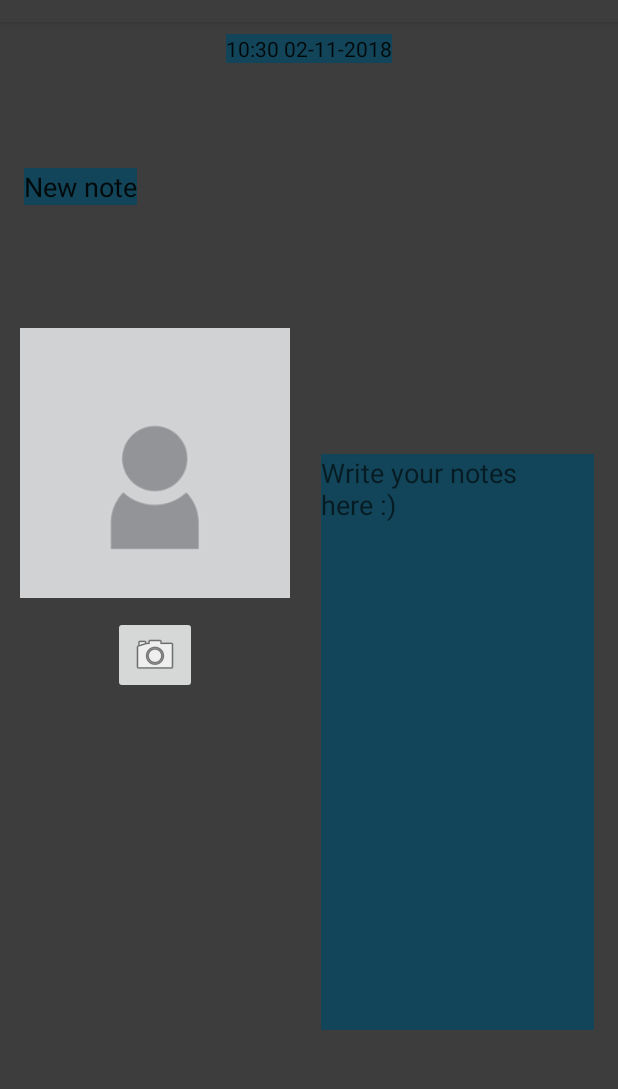
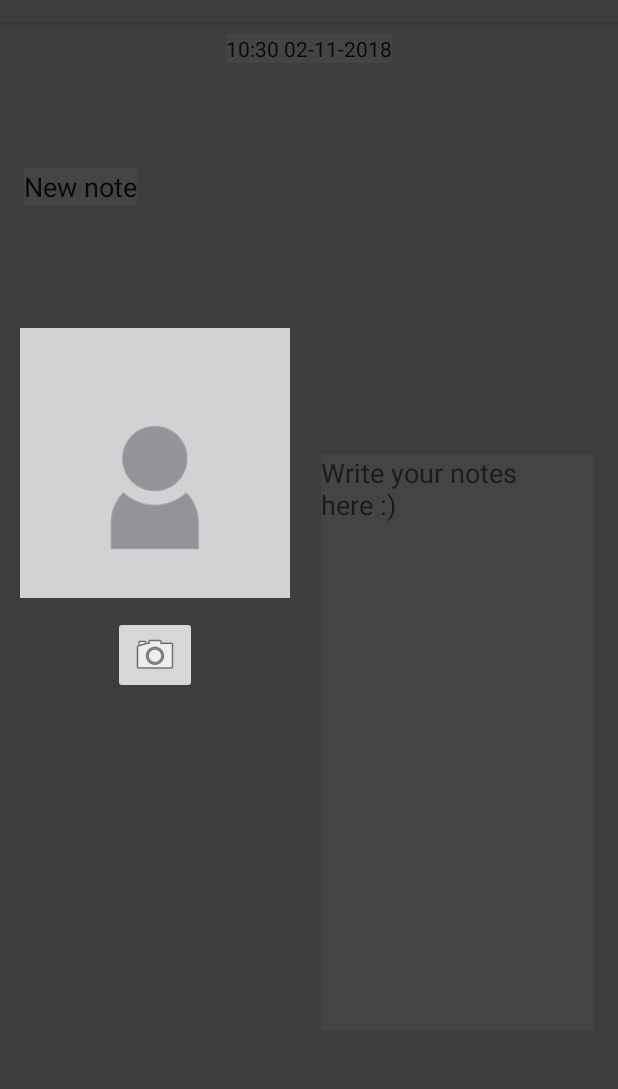
Before and after one commit to WeeDLY/Internote, an Android app: the NoteImageActivity screen opened directly, with no data from a screen before it, on a phone screen of 412 x 824 dp, the part 62-1151 px from its top. Run offline under Robolectric (Android 15) with nearby library versions, the phone set to English and light mode, and no system bars; our stand-ins replace Firebase (no records; nobody signed in at launch, a user with empty details on screens opened directly).

Commit message:
Changes to the system design

```diff
--- a/app/src/main/res/layout/activity_note_text.xml
+++ b/app/src/main/res/layout/activity_note_text.xml
@@ -42,6 +42,10 @@
         android:id="@+id/textContent"
         android:layout_width="match_parent"
         android:layout_height="0dp"
+        android:layout_marginStart="4dp"
+        android:layout_marginTop="4dp"
+        android:layout_marginEnd="4dp"
+        android:layout_marginBottom="4dp"
         android:ems="10"
         android:gravity="top"
         android:hint="@string/note_text_content_filler"
--- a/app/src/main/res/layout/layout_listitem.xml
+++ b/app/src/main/res/layout/layout_listitem.xml
@@ -4,7 +4,9 @@
     xmlns:tools="http://schemas.android.com/tools"
     android:layout_width="wrap_content"
     android:layout_height="wrap_content"
-    android:layout_margin="6dp">
+    android:layout_margin="6dp"
+    app:cardCornerRadius="10dp"
+    app:cardElevation="20dp">
 
     <LinearLayout
         android:layout_width="wrap_content"
--- a/app/src/main/res/values/colors.xml
+++ b/app/src/main/res/values/colors.xml
@@ -7,10 +7,10 @@
     <color name="colorTextBackground">#CCCCC9</color>
     <color name="colorTextForeground">#000000</color>
 
-    <color name="colorPrimaryThemeDark">#ffffff</color>
-    <color name="colorPrimaryDarkThemeDark">#124559</color>
+    <color name="colorPrimaryThemeDark">#000000</color>
+    <color name="colorPrimaryDarkThemeDark">#000000</color>
     <color name="colorAccentThemeDark">#598392</color>
     <color name="colorBackgroundThemeDark">#3D3D3D</color>
-    <color name="colorTextBackgroundThemeDark">#124559</color>
+    <color name="colorTextBackgroundThemeDark">#444444</color>
     <color name="colorTextForegroundThemeDark">#E2E2E2</color>
 </resources>
```
